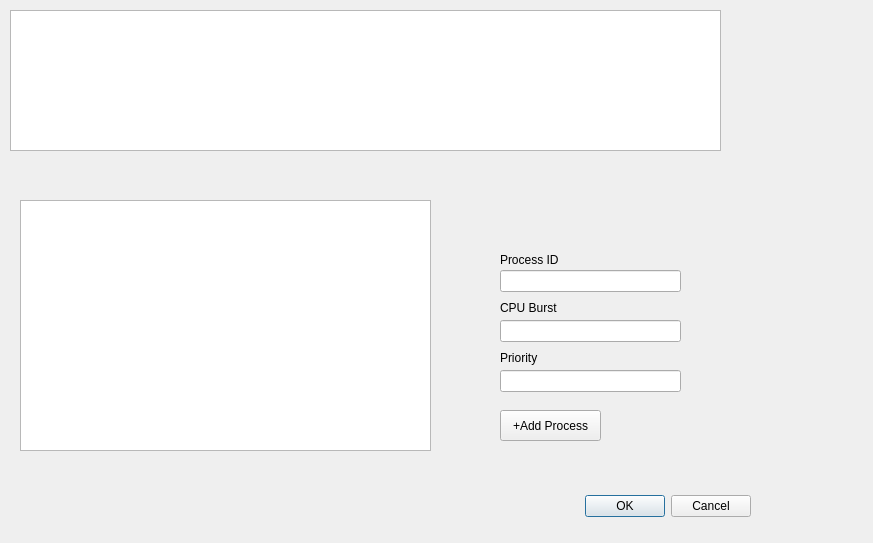
Sarah-Tarek/CPU-Scheduling-Algorithms, file qt_gui/secondwindow.ui: the form before one commit.
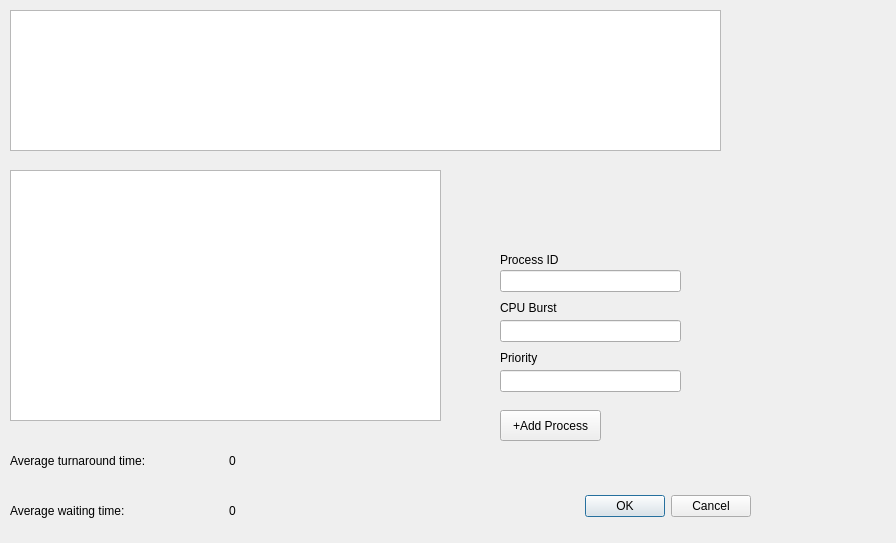
The form after the commit.

Commit message: added avg turnaround and waiting in gui

Diff of the .ui file:
```diff
--- a/qt_gui/secondwindow.ui
+++ b/qt_gui/secondwindow.ui
@@ -6,7 +6,7 @@
    <rect>
     <x>0</x>
     <y>0</y>
-    <width>873</width>
+    <width>896</width>
     <height>543</height>
    </rect>
   </property>
@@ -16,9 +16,9 @@
   <widget class="QDialogButtonBox" name="buttonBox">
    <property name="geometry">
     <rect>
-     <x>410</x>
+     <x>580</x>
      <y>490</y>
-     <width>341</width>
+     <width>171</width>
      <height>32</height>
     </rect>
    </property>
@@ -114,9 +114,9 @@
   <widget class="QTableWidget" name="liveTable">
    <property name="geometry">
     <rect>
-     <x>20</x>
-     <y>200</y>
-     <width>411</width>
+     <x>10</x>
+     <y>170</y>
+     <width>431</width>
      <height>251</height>
     </rect>
    </property>
@@ -131,6 +131,58 @@
     </rect>
    </property>
   </widget>
+  <widget class="QWidget" name="horizontalLayoutWidget">
+   <property name="geometry">
+    <rect>
+     <x>10</x>
+     <y>440</y>
+     <width>431</width>
+     <height>41</height>
+    </rect>
+   </property>
+   <layout class="QHBoxLayout" name="horizontalLayout">
+    <item>
+     <widget class="QLabel" name="label_ID_2">
+      <property name="text">
+       <string>Average turnaround time:</string>
+      </property>
+     </widget>
+    </item>
+    <item>
+     <widget class="QLabel" name="labelWaiting">
+      <property name="text">
+       <string>0</string>
+      </property>
+     </widget>
+    </item>
+   </layout>
+  </widget>
+  <widget class="QWidget" name="horizontalLayoutWidget_2">
+   <property name="geometry">
+    <rect>
+     <x>10</x>
+     <y>490</y>
+     <width>431</width>
+     <height>41</height>
+    </rect>
+   </property>
+   <layout class="QHBoxLayout" name="horizontalLayout_2">
+    <item>
+     <widget class="QLabel" name="label_ID_4">
+      <property name="text">
+       <string>Average waiting time:</string>
+      </property>
+     </widget>
+    </item>
+    <item>
+     <widget class="QLabel" name="labelTurnaround">
+      <property name="text">
+       <string>0</string>
+      </property>
+     </widget>
+    </item>
+   </layout>
+  </widget>
  </widget>
  <resources/>
  <connections>
```
The commit also changes 10 other files.
